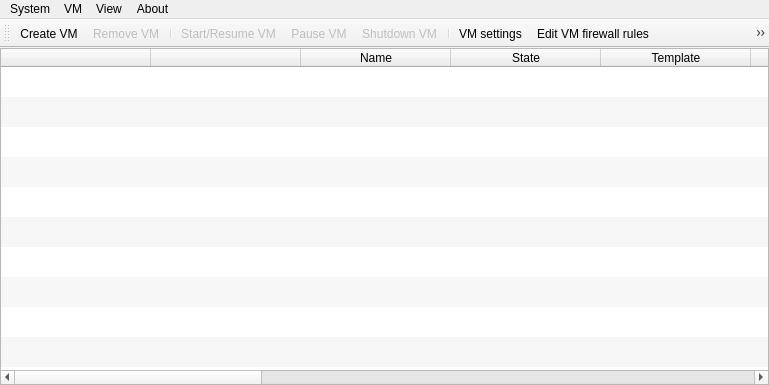
Above: mainwindow.ui from QubesOS/qubes-manager before the change. Below: the same form after it.
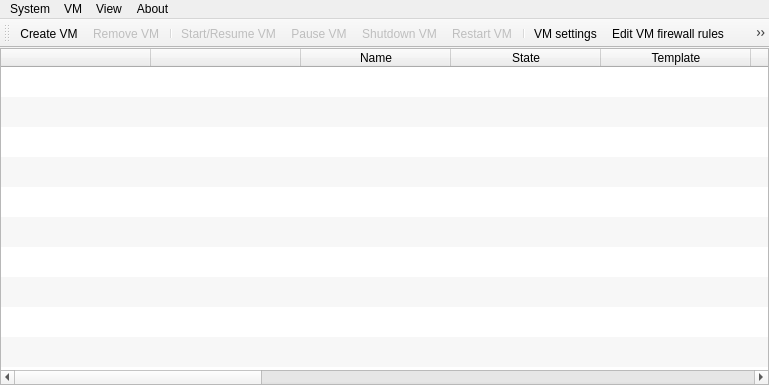
That is the form after the change. Icons and pictures are not drawn.

Commit message: Implemented 'Restart' button QubesOS/qubes-issues#1499

What changed in the file:
```diff
--- a/mainwindow.ui
+++ b/mainwindow.ui
@@ -369,6 +369,7 @@
    <addaction name="action_resumevm"/>
    <addaction name="action_pausevm"/>
    <addaction name="action_shutdownvm"/>
+   <addaction name="action_restartvm"/>
    <addaction name="separator"/>
    <addaction name="action_settings"/>
    <addaction name="action_editfwrules"/>
@@ -455,6 +456,21 @@
     <string>Shutdown selected VM</string>
    </property>
   </action>
+  <action name="action_restartvm">
+   <property name="enabled">
+    <bool>false</bool>
+   </property>
+   <property name="icon">
+    <iconset resource="resources.qrc">
+     <normaloff>:/restartvm.png</normaloff>:/restartvm.png</iconset>
+   </property>
+   <property name="text">
+    <string>Restart VM</string>
+   </property>
+   <property name="toolTip">
+    <string>Restart selected VM</string>
+   </property>
+  </action>
   <action name="action_appmenus">
    <property name="enabled">
     <bool>false</bool>
```
Left out of the diff: 1 changed line with no effect on the pictures. The commit also changes 3 other files.
